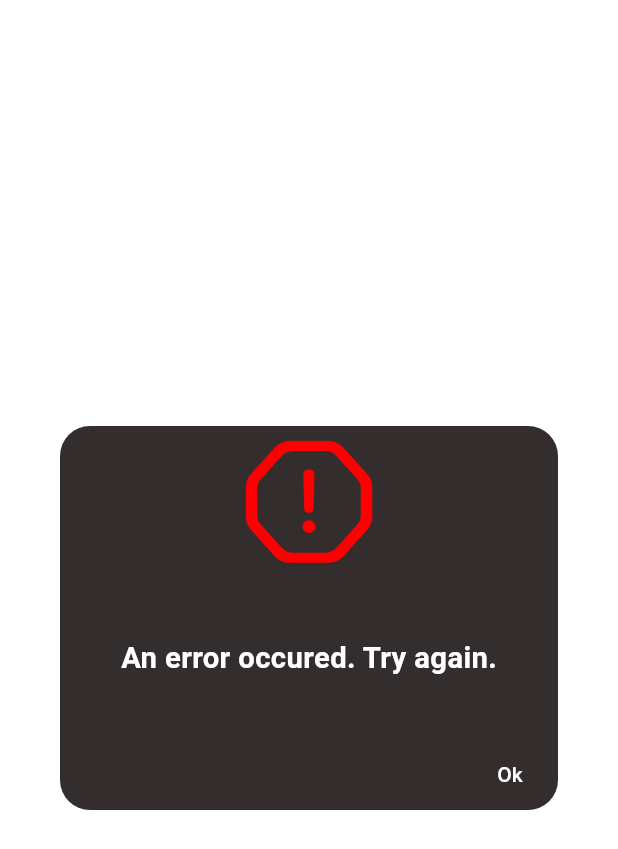
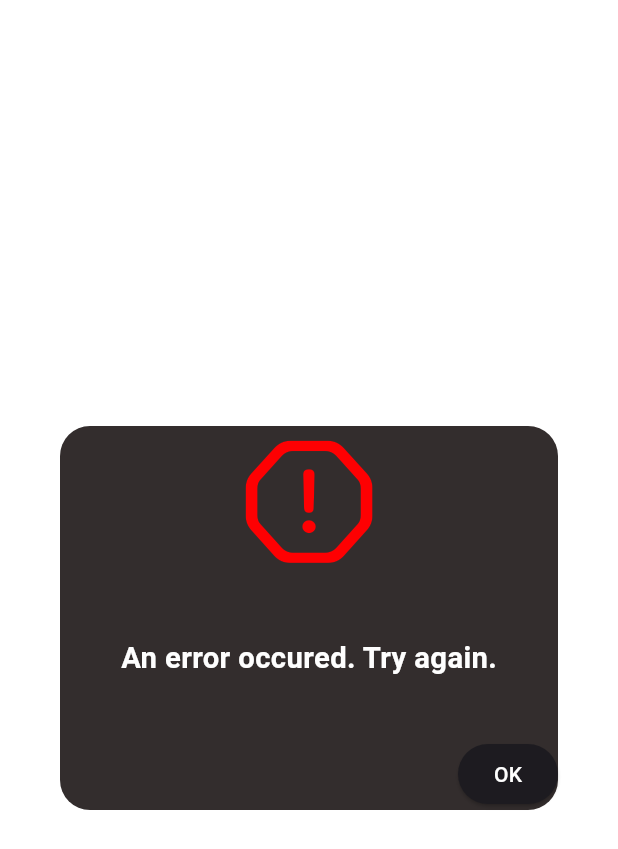
Before and after one commit to PubSec/DarkNet-Diaries, a Flutter app: the CustomErrorWidget screen opened directly, on a phone screen of 412 x 824 dp. Shown: the top 849 px of the screen. Run offline on Flutter 3.47's test engine with Material 3 defaults, Android fonts, the light colour scheme and no system bars; our stand-ins replace audio_video_progress_bar, dio, just_audio, rxdart.

Commit message:
error ui modification

```diff
--- a/lib/core/error_widget.dart
+++ b/lib/core/error_widget.dart
@@ -36,12 +36,12 @@ class CustomErrorWidget extends StatelessWidget {
               Row(
                 mainAxisAlignment: MainAxisAlignment.end,
                 children: [
-                  TextButton(
+                  ElevatedButton(
                     onPressed: () {
                       Navigator.of(context).pop();
                     },
                     child: Text(
-                      "Ok",
+                      "OK",
                       style: TextStyle(
                         color: darknetWhite,
                       ),
```
